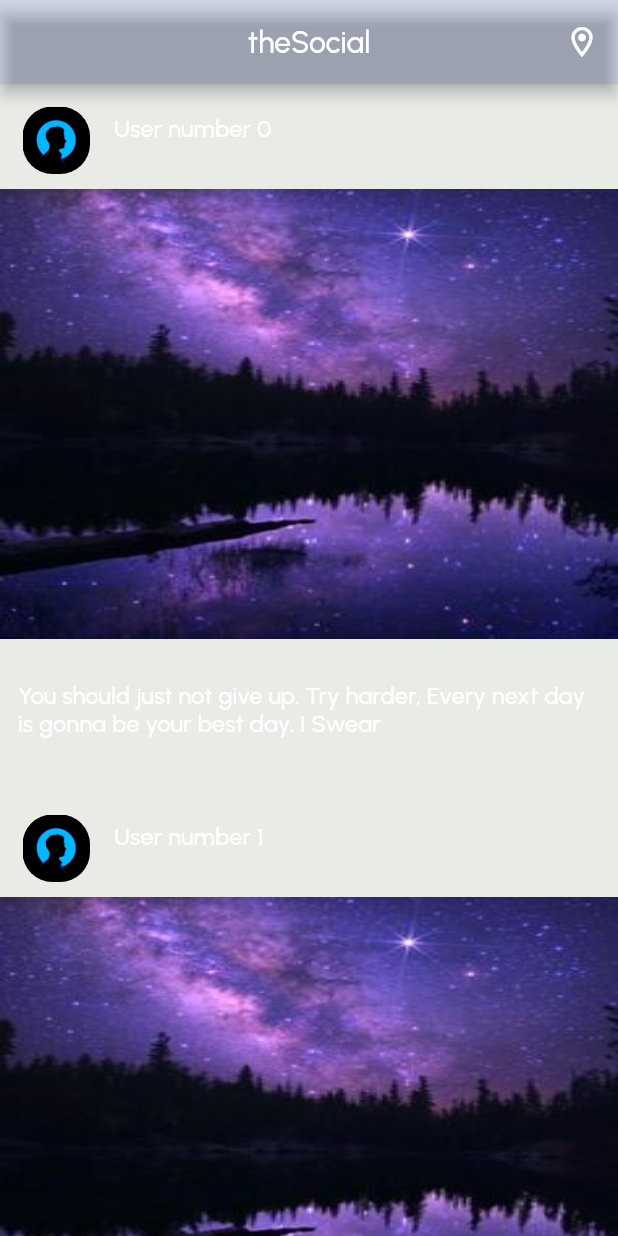
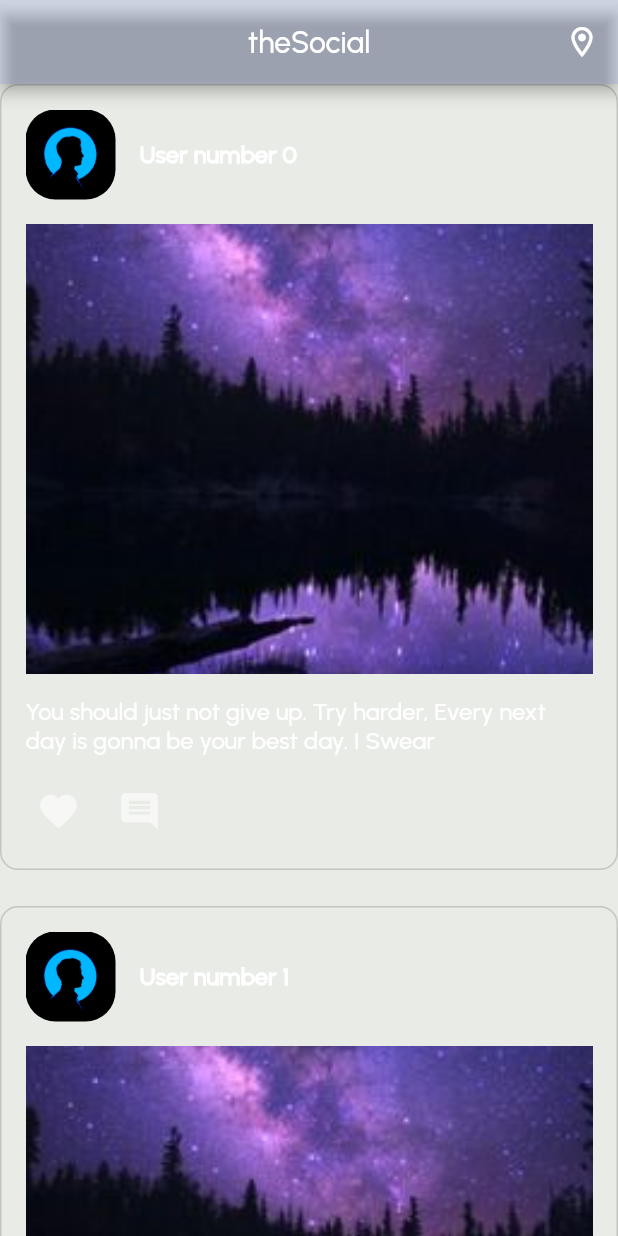
Before and after one commit to AhsanAli13503/the_social, a Flutter app: the HomePage screen opened directly, on a phone screen of 412 x 824 dp. Run offline on Flutter 3.47's test engine with Material 2 defaults, Android fonts, the phone set to English and light mode, and no system bars; our stand-ins replace cloud_firestore, firebase_auth, firebase_core, flutter_map, flutter_screenutil, flutter_svg and 4 more; accounts and stored records are empty; project files that could hold a hidden picture were left out.

```diff
--- a/lib/components/post_item.dart
+++ b/lib/components/post_item.dart
@@ -1,47 +1,82 @@
 import 'package:flutter/material.dart';
+import 'package:flutter/cupertino.dart'; // Import Cupertino library
 import 'package:socially/components/user_Avatar.dart';
 import 'package:socially/styles/text.dart';
 
 class PostItem extends StatelessWidget {
   final String user;
+
   const PostItem({
     Key? key,
     required this.user,
-  });
+  }) : super(key: key);
 
   @override
-  Widget build(BuildContext context){
-    return Column(
+  Widget build(BuildContext context) {
+    return Container(
+      padding: EdgeInsets.all(16),
+      decoration: BoxDecoration(
+        border: Border.all(color: Colors.grey.withOpacity(0.5)),
+        borderRadius: BorderRadius.circular(12),
+      ),
+      child: Column(
+        crossAxisAlignment: CrossAxisAlignment.start,
         children: [
           Row(
             children: [
-               Padding(
-                 padding: const EdgeInsets.only(top: 15, left: 15),
-                 child: UserAvatar(size: 45),
-               ),
+              UserAvatar(size: 60),
               SizedBox(width: 16),
-               Text(user,
-               style: AppText.subtitle1,
+              Text(
+                user,
+                style: AppText.subtitle1.copyWith(fontWeight: FontWeight.bold),
               ),
             ],
           ),
-             SizedBox(height: 10,),
-            Image.asset('assets/temp/dp.jpg',
+          SizedBox(height: 16),
+          Image.asset(
+            'assets/temp/dp.jpg',
             height: 300,
-            width:500,
-            fit : BoxFit.fill
-
+            width: 500,
+            fit: BoxFit.cover,
           ),
-
-            SizedBox(height: 16,),
-            Padding(
-              padding: const EdgeInsets.all(12),
-              child: Text(
+          SizedBox(height: 16),
+          Text(
             "You should just not give up. Try harder, Every next day is gonna be your best day. I Swear",
-              style: AppText.subtitle3
+            style: AppText.subtitle3,
+          ),
+          SizedBox(height: 16),
+          Align(
+            alignment: Alignment.centerRight,
+            child: Row(
+              children: [
+                CupertinoButton(
+                  onPressed: () {
+                    // Handle favorite action
+                  },
+                  padding: EdgeInsets.zero,
+                  child: Icon(
+                    Icons.favorite,
+                    color: Colors.white60,
+                    size: 29,
+                  ),
+                ),
+                SizedBox(width: 10),
+                CupertinoButton(
+                  onPressed: () {
+                    // Handle comments action
+                  },
+                  padding: EdgeInsets.zero,
+                  child: Icon(
+                    size: 29,
+                    Icons.comment,
+                    color: Colors.white60,
                   ),
                 ),
               ],
+            ),
+          ),
+        ],
+      ),
     );
   }
 }
```
Also changed, not shown: lib/pages/editPage.dart (+0 -13 lines), lib/pages/login_page.dart (+59 -43 lines). Lines whose indentation alone changed are shown as unchanged.
